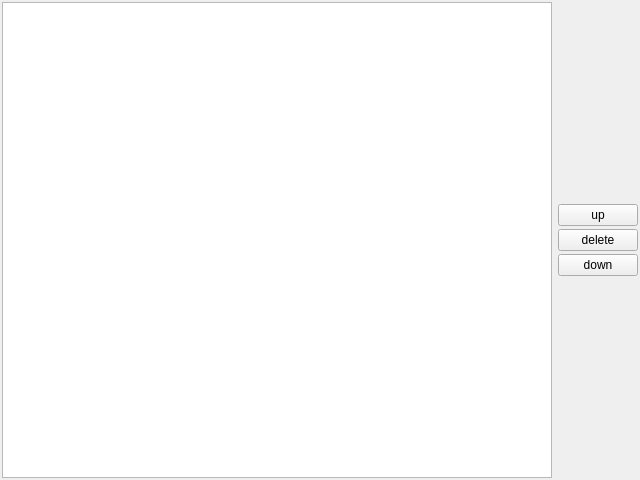
Above: options/recentfileoptions.ui from bendalab/NixView before the change. Below: the same form after it.
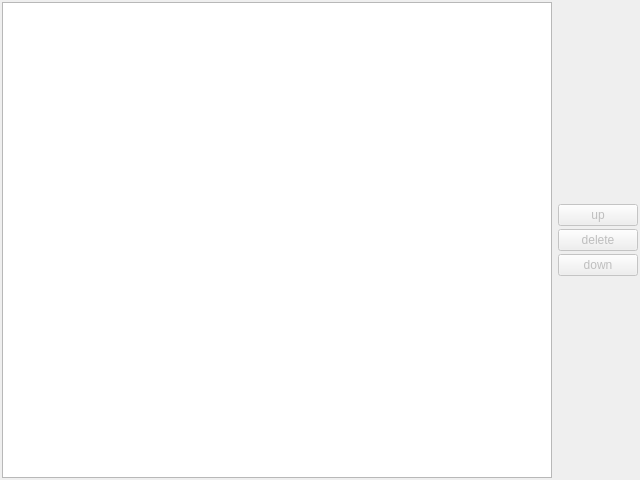
That is the form after the change.

Commit message: [RecentFileOpt] use ListWidget instead of ListViewWidget

What changed in the file:
```diff
--- a/options/recentfileoptions.ui
+++ b/options/recentfileoptions.ui
@@ -49,6 +49,9 @@
      </item>
      <item>
       <widget class="QPushButton" name="up_button">
+       <property name="enabled">
+        <bool>false</bool>
+       </property>
        <property name="text">
         <string>up</string>
        </property>
@@ -56,6 +59,9 @@
      </item>
      <item>
       <widget class="QPushButton" name="delete_button">
+       <property name="enabled">
+        <bool>false</bool>
+       </property>
        <property name="text">
         <string>delete</string>
        </property>
@@ -63,6 +69,9 @@
      </item>
      <item>
       <widget class="QPushButton" name="down_button">
+       <property name="enabled">
+        <bool>false</bool>
+       </property>
        <property name="text">
         <string>down</string>
        </property>
```
Left out of the diff: 6 changed lines with no effect on the pictures.
